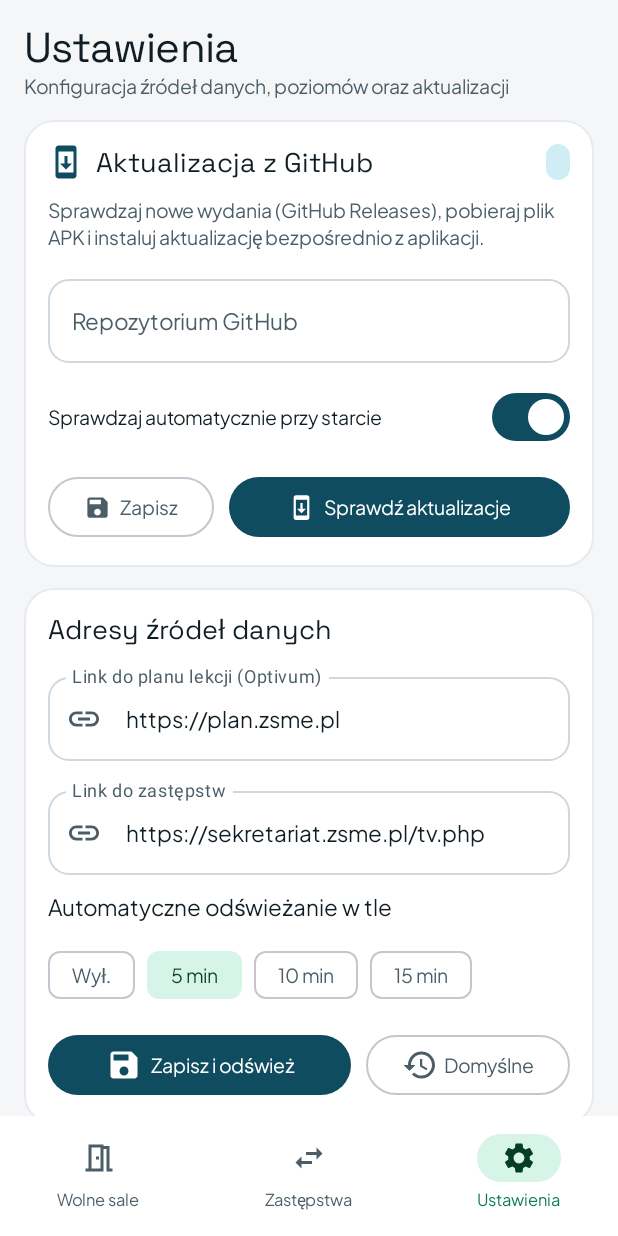
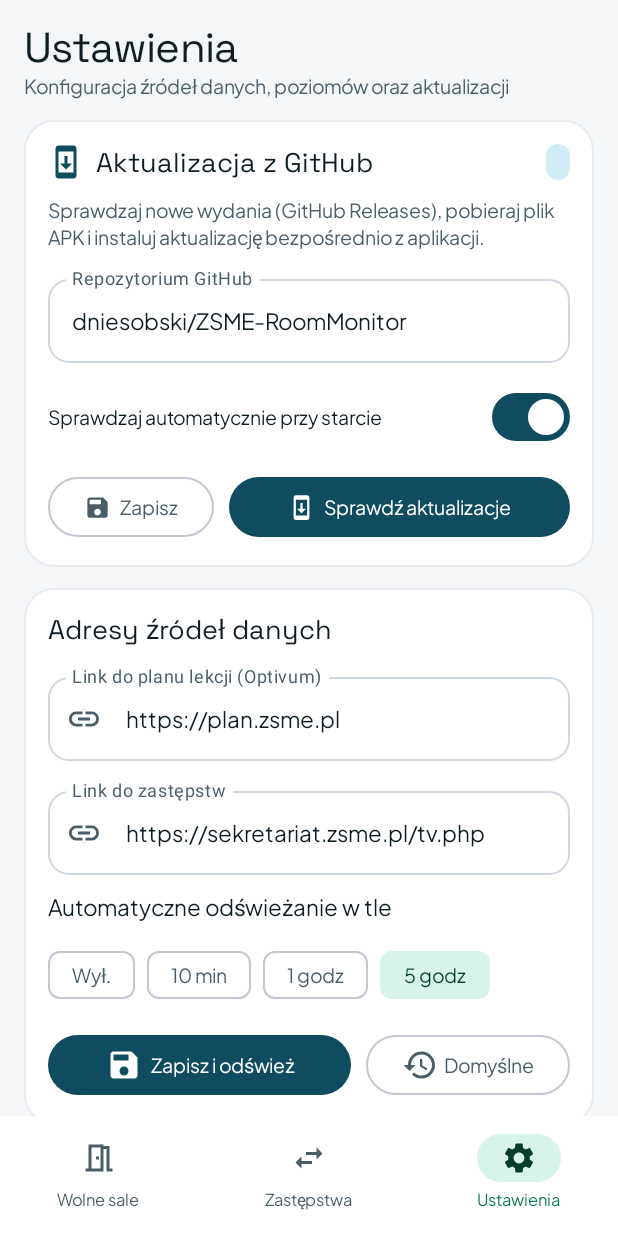
Before and after one commit to dniesobski/ZSME-RoomMonitor, an Android app built with Jetpack Compose: the screen it shows after launch (MainActivity), item 3 of the bottom bar chosen, on a phone screen of 412 x 824 dp. Run offline under Robolectric (Android 15) with nearby library versions, the phone set to English and light mode, and no system bars; network calls fail.

Commit message:
chore: update default settings and build config
- Update build configuration with new keystore defaults
- Refactor auto-refresh intervals to 10m, 1h, and 5h
- Set default GitHub repository path
- Update Settings UI and tests to reflect new defaults

```diff
--- a/app/src/main/java/com/example/data/SettingsDataStore.kt
+++ b/app/src/main/java/com/example/data/SettingsDataStore.kt
@@ -22,10 +22,10 @@ private val Context.dataStore: DataStore<Preferences> by preferencesDataStore(na
 data class AppPreferences(
     val timetableUrl: String = SettingsDataStore.DEFAULT_TIMETABLE_URL,
     val substitutionsUrl: String = SettingsDataStore.DEFAULT_SUBSTITUTIONS_URL,
-    val autoRefreshMinutes: Int = 5,
+    val autoRefreshMinutes: Int = SettingsDataStore.DEFAULT_AUTO_REFRESH_MINUTES,
     val cleanedRoomsForToday: Set<String> = emptySet(),
     val floorLevels: List<FloorLevelConfig> = SettingsDataStore.DEFAULT_FLOOR_LEVELS,
-    val githubRepo: String = "",
+    val githubRepo: String = SettingsDataStore.DEFAULT_GITHUB_REPO,
     val autoCheckUpdates: Boolean = true
 )
 
@@ -34,6 +34,9 @@ class SettingsDataStore(private val context: Context) {
     companion object {
         const val DEFAULT_TIMETABLE_URL = "https://plan.zsme.pl"
         const val DEFAULT_SUBSTITUTIONS_URL = "https://sekretariat.zsme.pl/tv.php"
+        const val DEFAULT_GITHUB_REPO = "dniesobski/ZSME-RoomMonitor"
+        const val DEFAULT_AUTO_REFRESH_MINUTES = 300
+        val ALLOWED_REFRESH_MINUTES = setOf(0, 10, 60, 300)
 
         val DEFAULT_FLOOR_LEVELS: List<FloorLevelConfig> = listOf(
             FloorLevelConfig("basement", "Piwnica", listOf("1-9")),
@@ -70,18 +73,25 @@ class SettingsDataStore(private val context: Context) {
         AppPreferences(
             timetableUrl = prefs[KEY_TIMETABLE_URL]?.takeIf { it.isNotBlank() } ?: DEFAULT_TIMETABLE_URL,
             substitutionsUrl = prefs[KEY_SUBSTITUTIONS_URL]?.takeIf { it.isNotBlank() } ?: DEFAULT_SUBSTITUTIONS_URL,
-            autoRefreshMinutes = prefs[KEY_AUTO_REFRESH_MINUTES] ?: 5,
+            autoRefreshMinutes = prefs[KEY_AUTO_REFRESH_MINUTES]
+                ?.takeIf { it in ALLOWED_REFRESH_MINUTES }
+                ?: DEFAULT_AUTO_REFRESH_MINUTES,
             cleanedRoomsForToday = cleanedRooms,
             floorLevels = floorLevels,
-            githubRepo = prefs[KEY_GITHUB_REPO]?.trim().orEmpty(),
+            githubRepo = prefs[KEY_GITHUB_REPO]?.takeIf { it.isNotBlank() } ?: DEFAULT_GITHUB_REPO,
             autoCheckUpdates = prefs[KEY_AUTO_CHECK_UPDATES] ?: true
         )
     }
 
     suspend fun updateGithubSettings(repo: String, autoCheck: Boolean) {
-        val normalized = com.example.update.GitHubUpdateManager.normalizeRepoSlug(repo) ?: repo.trim()
+        val trimmed = repo.trim()
+        val resolved = if (trimmed.isEmpty()) {
+            DEFAULT_GITHUB_REPO
+        } else {
+            com.example.update.GitHubUpdateManager.normalizeRepoSlug(trimmed) ?: trimmed
+        }
         context.dataStore.edit { prefs ->
-            prefs[KEY_GITHUB_REPO] = normalized
+            prefs[KEY_GITHUB_REPO] = resolved
             prefs[KEY_AUTO_CHECK_UPDATES] = autoCheck
         }
     }
@@ -89,10 +99,15 @@ class SettingsDataStore(private val context: Context) {
     suspend fun updateUrls(timetableUrl: String, substitutionsUrl: String, autoRefreshMinutes: Int) {
         val cleanTimetable = normalizeUrl(timetableUrl, DEFAULT_TIMETABLE_URL)
         val cleanSubstitutions = normalizeUrl(substitutionsUrl, DEFAULT_SUBSTITUTIONS_URL)
+        val safeRefreshMinutes = if (autoRefreshMinutes in ALLOWED_REFRESH_MINUTES) {
+            autoRefreshMinutes
+        } else {
+            DEFAULT_AUTO_REFRESH_MINUTES
+        }
         context.dataStore.edit { prefs ->
             prefs[KEY_TIMETABLE_URL] = cleanTimetable
             prefs[KEY_SUBSTITUTIONS_URL] = cleanSubstitutions
-            prefs[KEY_AUTO_REFRESH_MINUTES] = autoRefreshMinutes
+            prefs[KEY_AUTO_REFRESH_MINUTES] = safeRefreshMinutes
         }
     }
 
--- a/app/src/main/java/com/example/ui/components/UpdateComponents.kt
+++ b/app/src/main/java/com/example/ui/components/UpdateComponents.kt
@@ -399,7 +399,7 @@ fun GitHubUpdateCard(
                 value = repoInput,
                 onValueChange = { repoInput = it },
                 label = { Text("Repozytorium GitHub") },
-                placeholder = { Text("np. uzytkownik/wolne-sale lub link https://github.com/...") },
+                placeholder = { Text("dniesobski/ZSME-RoomMonitor") },
                 singleLine = true,
                 modifier = Modifier
                     .fillMaxWidth()
--- a/app/src/main/java/com/example/ui/screens/SettingsScreen.kt
+++ b/app/src/main/java/com/example/ui/screens/SettingsScreen.kt
@@ -1,6 +1,7 @@
 package com.example.ui.screens
 
 import androidx.compose.foundation.BorderStroke
+import androidx.compose.foundation.horizontalScroll
 import androidx.compose.foundation.layout.Arrangement
 import androidx.compose.foundation.layout.Column
 import androidx.compose.foundation.layout.ExperimentalLayoutApi
@@ -178,10 +179,17 @@ fun SettingsScreen(
                     )
 
                     Row(
-                        modifier = Modifier.fillMaxWidth(),
+                        modifier = Modifier
+                            .fillMaxWidth()
+                            .horizontalScroll(rememberScrollState()),
                         horizontalArrangement = Arrangement.spacedBy(8.dp)
                     ) {
-                        listOf(0 to "Wył.", 5 to "5 min", 10 to "10 min", 15 to "15 min").forEach { (mins, label) ->
+                        listOf(
+                            0 to "Wył.",
+                            10 to "10 min",
+                            60 to "1 godz",
+                            300 to "5 godz"
+                        ).forEach { (mins, label) ->
                             FilterChip(
                                 selected = selectedRefreshMinutes == mins,
                                 onClick = { selectedRefreshMinutes = mins },
--- a/app/src/main/java/com/example/viewmodel/MainViewModel.kt
+++ b/app/src/main/java/com/example/viewmodel/MainViewModel.kt
@@ -33,6 +33,8 @@ import kotlinx.coroutines.flow.MutableStateFlow
 import kotlinx.coroutines.flow.StateFlow
 import kotlinx.coroutines.flow.asStateFlow
 import kotlinx.coroutines.flow.collectLatest
+import kotlinx.coroutines.flow.distinctUntilChanged
+import kotlinx.coroutines.flow.map
 import kotlinx.coroutines.flow.update
 import kotlinx.coroutines.launch
 
@@ -54,7 +56,7 @@ data class MainUiState(
     val lastUpdatedText: String? = null,
     val timetableUrl: String = SettingsDataStore.DEFAULT_TIMETABLE_URL,
     val substitutionsUrl: String = SettingsDataStore.DEFAULT_SUBSTITUTIONS_URL,
-    val autoRefreshMinutes: Int = 5,
+    val autoRefreshMinutes: Int = SettingsDataStore.DEFAULT_AUTO_REFRESH_MINUTES,
     val floorLevels: List<FloorLevelConfig> = SettingsDataStore.DEFAULT_FLOOR_LEVELS,
     val selectedFloorLevelId: String? = null,
     val allKnownRoomNames: List<String> = emptyList(),
@@ -77,7 +79,7 @@ data class MainUiState(
     val selectedRoom: RoomDaySummary? = null,
     val settingsFeedback: String? = null,
     val currentAppVersion: String = BuildConfig.VERSION_NAME,
-    val githubRepo: String = "",
+    val githubRepo: String = SettingsDataStore.DEFAULT_GITHUB_REPO,
     val autoCheckUpdates: Boolean = true,
     val updateStatus: AppUpdateStatus = AppUpdateStatus.Idle,
     val updateBannerDismissed: Boolean = false
@@ -242,17 +244,19 @@ class MainViewModel(application: Application) : AndroidViewModel(application) {
 
     private fun startAutoRefreshLoop() {
         viewModelScope.launch {
-            while (true) {
-                val minutes = currentPrefs.autoRefreshMinutes
-                if (minutes > 0) {
-                    delay(minutes * 60_000L)
-                    if (!_uiState.value.isLoading && !_uiState.value.isRefreshing) {
-                        refreshData(isManual = false)
+            settingsStore.preferencesFlow
+                .map { it.autoRefreshMinutes }
+                .distinctUntilChanged()
+                .collectLatest { minutes ->
+                    if (minutes > 0) {
+                        while (true) {
+                            delay(minutes * 60_000L)
+                            if (!_uiState.value.isLoading && !_uiState.value.isRefreshing) {
+                                refreshData(isManual = false)
+                            }
+                        }
                     }
-                } else {
-                    delay(30_000L)
                 }
-            }
         }
     }
 
```
Also changed, not shown: app/build.gradle.kts (+7 -14 lines), 1 other file.
